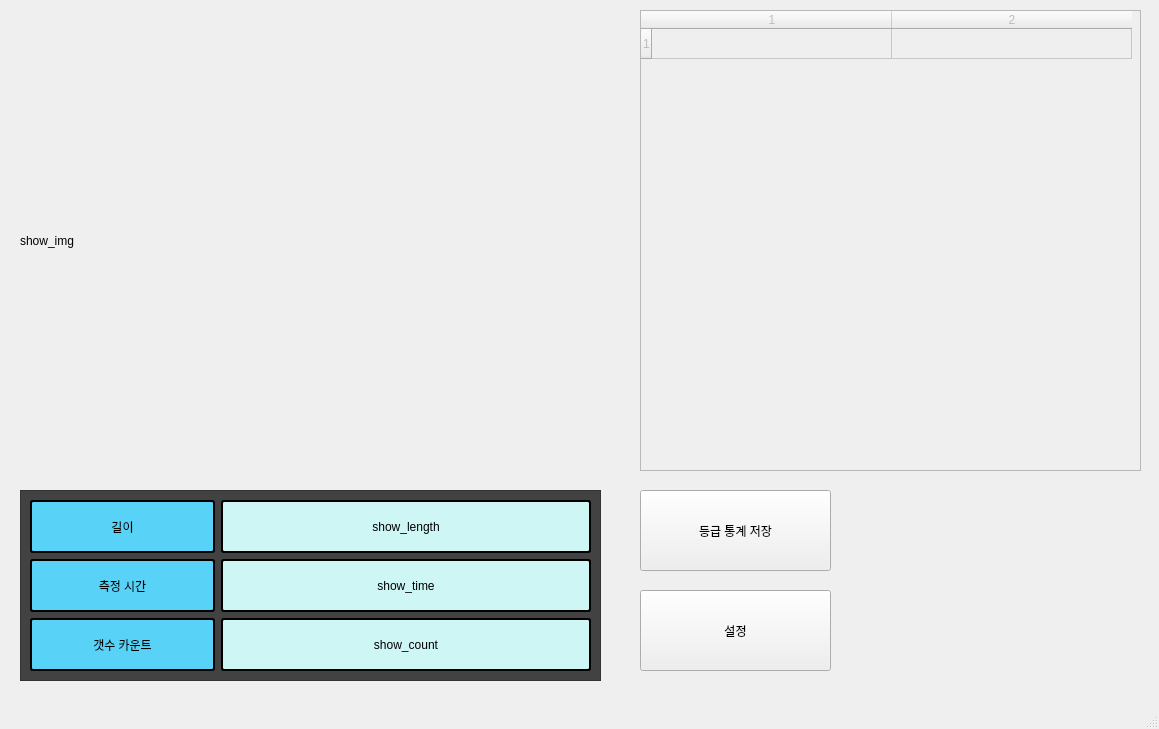
yi1397/Image-processing-eel-sorter, file mainwindow.ui: the form before one commit.
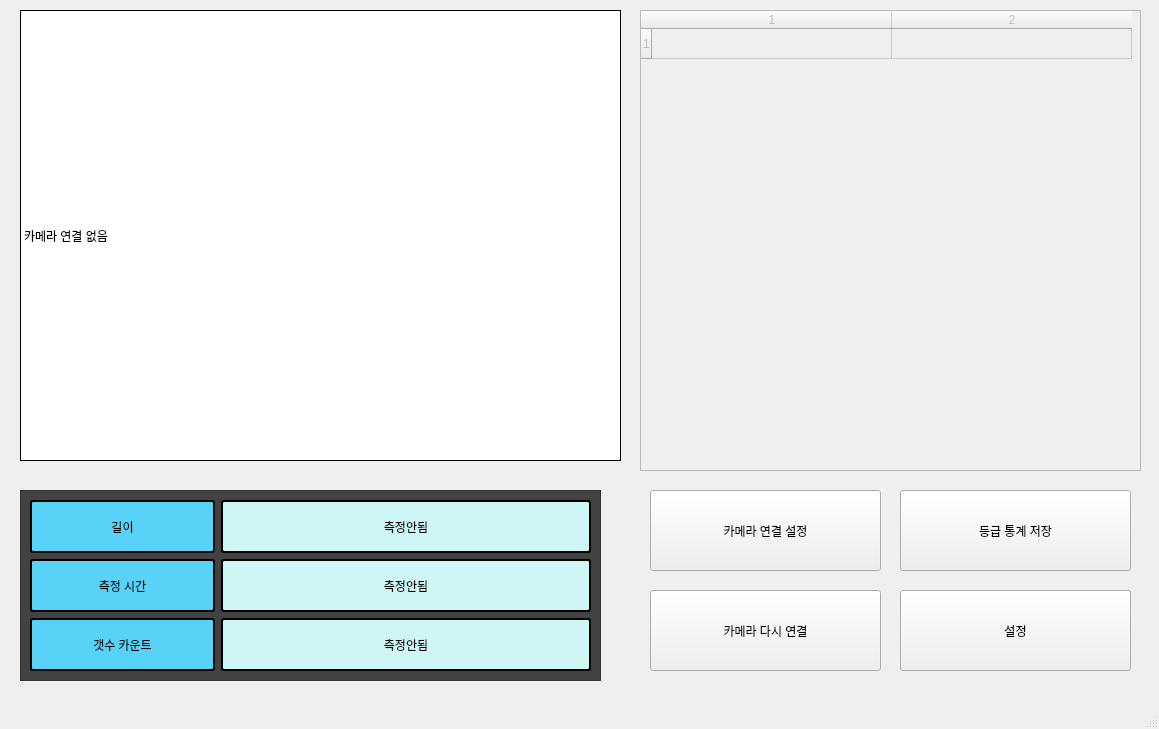
The form after the commit.

Commit message: 카메라 다시연결 기능

```diff
--- a/mainwindow.ui
+++ b/mainwindow.ui
@@ -20,19 +20,26 @@
       <x>20</x>
       <y>10</y>
       <width>601</width>
-      <height>461</height>
+      <height>451</height>
      </rect>
     </property>
+    <property name="styleSheet">
+     <string notr="true">background-color: rgb(255, 255, 255);
+font: 36pt &quot;맑은 고딕&quot;;</string>
+    </property>
+    <property name="frameShape">
+     <enum>QFrame::Box</enum>
+    </property>
     <property name="text">
-     <string>show_img</string>
+     <string>카메라 연결 없음</string>
     </property>
    </widget>
    <widget class="QPushButton" name="pushButton_setting">
     <property name="geometry">
      <rect>
-      <x>640</x>
+      <x>900</x>
       <y>590</y>
-      <width>191</width>
+      <width>231</width>
       <height>81</height>
      </rect>
     </property>
@@ -43,9 +50,9 @@
    <widget class="QPushButton" name="pushButton_2">
     <property name="geometry">
      <rect>
-      <x>640</x>
+      <x>900</x>
       <y>490</y>
-      <width>191</width>
+      <width>231</width>
       <height>81</height>
      </rect>
     </property>
@@ -114,7 +121,7 @@
 font: 18pt &quot;맑은 고딕&quot;</string>
           </property>
           <property name="text">
-           <string>show_length</string>
+           <string>측정안됨</string>
           </property>
           <property name="textFormat">
            <enum>Qt::AutoText</enum>
@@ -162,7 +169,7 @@
 </string>
           </property>
           <property name="text">
-           <string>show_time</string>
+           <string>측정안됨</string>
           </property>
           <property name="alignment">
            <set>Qt::AlignCenter</set>
@@ -206,7 +213,7 @@
 </string>
           </property>
           <property name="text">
-           <string>show_count</string>
+           <string>측정안됨</string>
           </property>
           <property name="alignment">
            <set>Qt::AlignCenter</set>
@@ -258,6 +265,32 @@
     <column/>
     <column/>
    </widget>
+   <widget class="QPushButton" name="pushButton_3">
+    <property name="geometry">
+     <rect>
+      <x>650</x>
+      <y>490</y>
+      <width>231</width>
+      <height>81</height>
+     </rect>
+    </property>
+    <property name="text">
+     <string>카메라 연결 설정</string>
+    </property>
+   </widget>
+   <widget class="QPushButton" name="pushButton_camera_reset">
+    <property name="geometry">
+     <rect>
+      <x>650</x>
+      <y>590</y>
+      <width>231</width>
+      <height>81</height>
+     </rect>
+    </property>
+    <property name="text">
+     <string>카메라 다시 연결</string>
+    </property>
+   </widget>
   </widget>
   <widget class="QMenuBar" name="menubar">
    <property name="geometry">
```
The commit also changes 6 other files.
